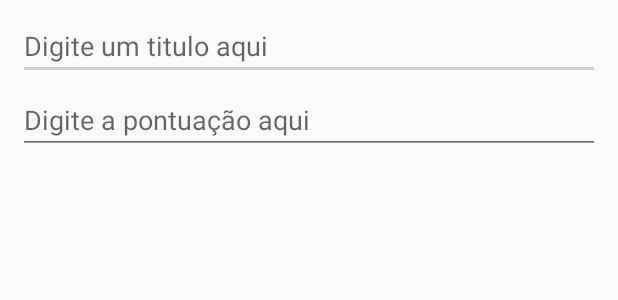
After one commit to joaob19/ControleDePontos, an Android app: the layout layout_criar_jogo_daialog.xml on its own in the app's theme, with its tools: preview values and no code run, on a phone screen of 412 x 824 dp. The commit adds this screen. Shown: the top 300 px of the screen. Run offline under Robolectric (Android 15) with nearby library versions, the phone set to English and light mode, and no system bars.

Commit message:
Tudo funcionando corretamente.
Melhorias de layout já implementadas.

```diff
--- a/app/src/main/java/com/example/controledepontos/AdapterJogo.java
+++ b/app/src/main/java/com/example/controledepontos/AdapterJogo.java
@@ -30,11 +30,13 @@ public class AdapterJogo extends ArrayAdapter {
         LayoutInflater inflater = (LayoutInflater) context.getSystemService(Context.LAYOUT_INFLATER_SERVICE);
         View view = inflater.inflate(R.layout.layout_jogo,null);
 
-        TextView txtTitulo = view.findViewById(R.id.txtDataJogo);
+        TextView txtTitulo = view.findViewById(R.id.txtTituloJogo);
+        TextView txtData = view.findViewById(R.id.txtDataJogo);
         TextView txtPontuacao = view.findViewById(R.id.txtPontosDoJogo);
 
-        txtTitulo.setText("Jogo do dia "+ jogos.get(position).getData());
+        txtTitulo.setText(jogos.get(position).getTitulo());
         txtPontuacao.setText("Pontuação: "+ jogos.get(position).getPontuacao());
+        txtData.setText(jogos.get(position).getData());
 
         return view;
     }
--- a/app/src/main/java/com/example/controledepontos/Conexao.java
+++ b/app/src/main/java/com/example/controledepontos/Conexao.java
@@ -10,12 +10,12 @@ public class Conexao extends SQLiteOpenHelper {
     private static final int versaoBanco = 1;
 
     public Conexao(Context context) {
-        super(context, "Banco", (SQLiteDatabase.CursorFactory)null, 1);
+        super(context, nomeDoBanco, (SQLiteDatabase.CursorFactory)null, versaoBanco);
     }
 
     @Override
     public void onCreate(SQLiteDatabase db) {
-        db.execSQL("create table jogos(id integer primary key,pontuacao integer,data varchar(20))");
+        db.execSQL("create table jogos(id integer primary key,titulo varchar(50),pontuacao integer,data varchar(20))");
     }
 
     @Override
--- a/app/src/main/java/com/example/controledepontos/JogosDAO.java
+++ b/app/src/main/java/com/example/controledepontos/JogosDAO.java
@@ -4,7 +4,6 @@ import android.content.ContentValues;
 import android.content.Context;
 import android.database.Cursor;
 import android.database.sqlite.SQLiteDatabase;
-import android.util.Log;
 
 import java.util.ArrayList;
 
@@ -27,6 +26,7 @@ public class JogosDAO {
         ContentValues values = new ContentValues();
         values.put("pontuacao",jogo.getPontuacao());
         values.put("data",jogo.getData());
+        values.put("titulo",jogo.getTitulo());
         return banco.insert("jogos",null, values);
     }
 
@@ -35,19 +35,21 @@ public class JogosDAO {
         values.put("id",jogo.getId());
         values.put("pontuacao",jogo.getPontuacao());
         values.put("data",jogo.getData());
+        values.put("titulo",jogo.getTitulo());
         String[] id = new String[]{Integer.toString(jogo.getId())};
         banco.update("jogos", values, "id=?", id);
     }
 
     public ArrayList obterJogos(){
         ArrayList<Jogo> jogos = new ArrayList<>();
-        Cursor cursor = banco.query("jogos", new String[]{"id","pontuacao","data"}, (String)null, (String[])null, (String)null, (String)null, (String)null);
+        Cursor cursor = banco.query("jogos", new String[]{"id","pontuacao","data","titulo"}, (String)null, (String[])null, (String)null, (String)null, (String)null);
 
         while (cursor.moveToNext()){
             Jogo jogo = new Jogo();
             jogo.setId(cursor.getInt(0));
             jogo.setPontuacao(cursor.getInt(1));
             jogo.setData((cursor.getString(2)));
+            jogo.setTitulo((cursor.getString(3)));
             jogos.add(jogo);
         }
 
--- a/app/src/main/res/layout/activity_main.xml
+++ b/app/src/main/res/layout/activity_main.xml
@@ -150,7 +150,7 @@
         android:layout_width="wrap_content"
         android:layout_height="wrap_content"
         android:text="Consultar jogos"
-        android:backgroundTint="@color/Cinza"
+        android:backgroundTint="#83A9A9A9"
         android:onClick="ConsultarJogos"
         android:textColor="#fff"
         android:layout_centerHorizontal="true"
--- /dev/null
+++ b/app/src/main/res/layout/layout_criar_jogo_daialog.xml
@@ -0,0 +1,28 @@
+<?xml version="1.0" encoding="utf-8"?>
+<LinearLayout xmlns:android="http://schemas.android.com/apk/res/android"
+    android:orientation="vertical"
+    android:layout_width="match_parent"
+    android:layout_height="match_parent"
+    android:padding="8dp"
+    >
+
+    <EditText
+        android:id="@+id/txt_titulo_jogo"
+        android:layout_width="match_parent"
+        android:layout_height="wrap_content"
+        android:hint="Digite um titulo aqui"
+        android:layout_marginHorizontal="4dp"
+        />
+
+    <EditText
+        android:id="@+id/txt_pontuacao_jogo"
+        android:layout_width="match_parent"
+        android:layout_height="wrap_content"
+        android:hint="Digite a pontuação aqui"
+        android:layout_marginTop="4dp"
+        android:layout_marginHorizontal="4dp"
+        android:inputType="numberDecimal"
+        android:digits="0123456789"
+        />
+
+</LinearLayout>
--- a/app/src/main/res/values/colors.xml
+++ b/app/src/main/res/values/colors.xml
@@ -2,7 +2,7 @@
 <resources>
     <color name="colorPrimary">#6200EE</color>
     <color name="colorPrimaryDark">#3700B3</color>
-    <color name="colorAccent">#03DAC5</color>
+    <color name="colorAccent">#83A9A9A9</color>
     <color name="Cinza">#a9a9a9</color>
     <color name="Branco">#fff</color>
     <color name="Preto">#000</color>
--- a/app/src/main/res/values/strings.xml
+++ b/app/src/main/res/values/strings.xml
@@ -1,3 +1,4 @@
 <resources>
     <string name="app_name">Controle de pontos</string>
+    <string name="mensagem_jogos">Você ainda não possui nenhum jogo cadastrado. para adicionar um novo jogo clique no botão adionar jogo na parte inferior da tela.</string>
 </resources>
```
Also changed, not shown: app/src/main/java/com/example/controledepontos/DialogCriarJogo.java (added, +80 -0 lines), app/src/main/java/com/example/controledepontos/Jogo.java (+9 -1 lines), app/src/main/java/com/example/controledepontos/Jogos.java (+27 -20 lines), app/src/main/res/layout/activity_jogos.xml (+12 -22 lines), app/src/main/res/layout/layout_jogo.xml (+14 -4 lines).
